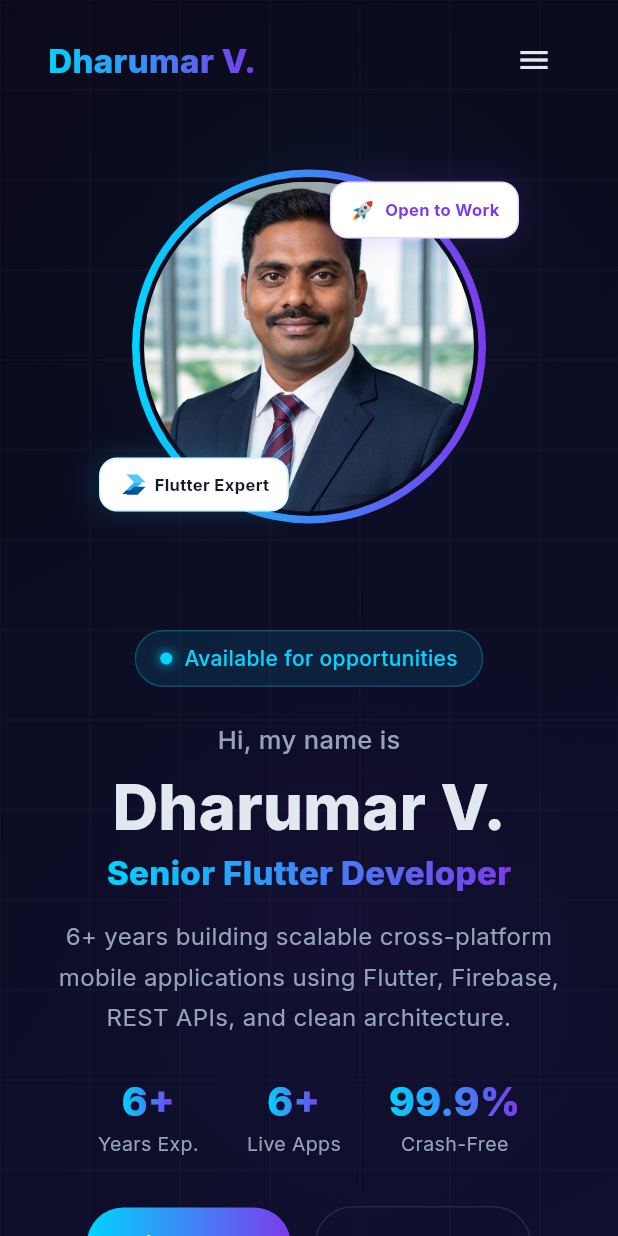
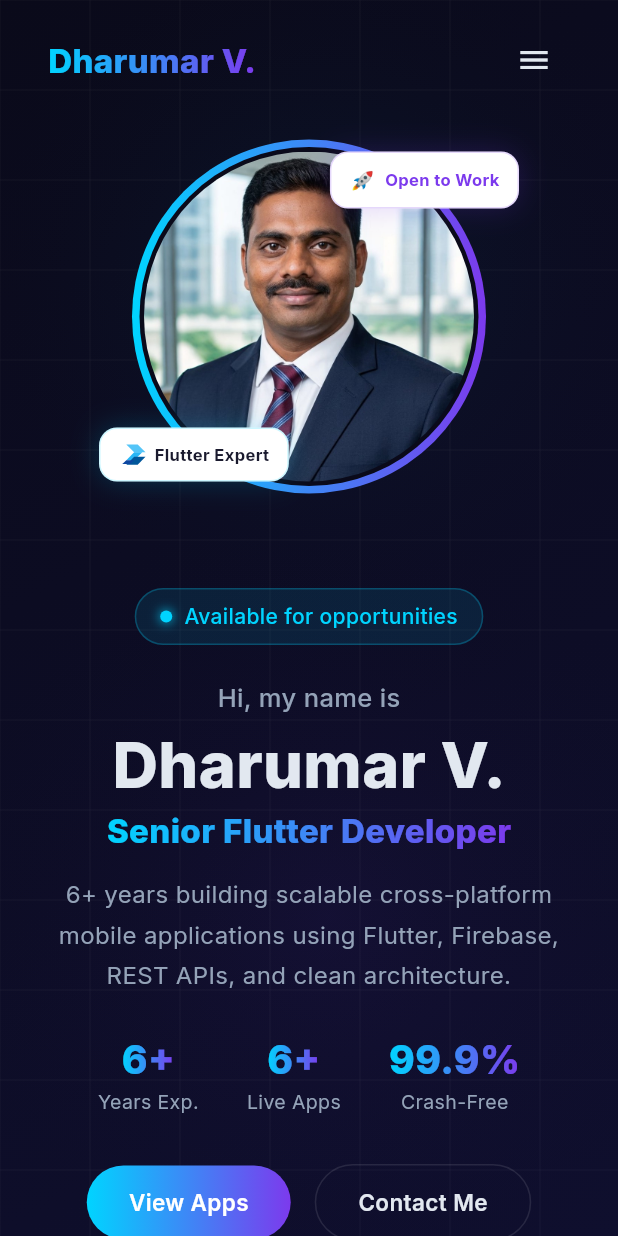
Before and after one commit to Dharumarvengatesan/dharumar-portfolio, a Flutter app: the screen it shows after launch, on a phone screen of 412 x 824 dp. Run offline on Flutter 3.47's test engine with Material 3 defaults, Android fonts, the light colour scheme and no system bars; our stand-ins replace google_fonts.

Commit message:
fix: hero mobile spacing, about card alignment, contact me button scroll

```diff
--- a/lib/widgets/about_section.dart
+++ b/lib/widgets/about_section.dart
@@ -69,9 +69,8 @@ class AboutSection extends StatelessWidget {
                           ))
                       .toList(),
                 )
-              : IntrinsicHeight(
-                  child: Row(
-                    crossAxisAlignment: CrossAxisAlignment.stretch,
+              : Row(
+                  crossAxisAlignment: CrossAxisAlignment.start,
                   children: _cards(isMobile: false, isSmallMobile: false)
                       .map((c) => Expanded(
                             child: Padding(
@@ -81,7 +80,6 @@ class AboutSection extends StatelessWidget {
                             ),
                           ))
                       .toList(),
-                  ),
                 ),
         ],
       ),
--- a/lib/widgets/hero_section.dart
+++ b/lib/widgets/hero_section.dart
@@ -4,7 +4,8 @@ import 'package:url_launcher/url_launcher.dart';
 import '../theme/app_theme.dart';
 
 class HeroSection extends StatefulWidget {
-  const HeroSection({super.key});
+  final VoidCallback? onContactTap;
+  const HeroSection({super.key, this.onContactTap});
 
   @override
   State<HeroSection> createState() => _HeroSectionState();
@@ -35,19 +36,23 @@ class _HeroSectionState extends State<HeroSection>
     final isMobile = size.width < 900;
 
     return Container(
-      constraints: BoxConstraints(minHeight: size.height),
+      // On desktop keep full-height feel; on mobile just fit the content
+      constraints: isMobile
+          ? const BoxConstraints()
+          : BoxConstraints(minHeight: size.height),
       padding: EdgeInsets.fromLTRB(
-        isMobile ? 24 : 80,
-        isMobile ? 100 : 120,
-        isMobile ? 24 : 80,
-        60,
+        isMobile ? 20 : 80,
+        isMobile ? 80 : 120,
+        isMobile ? 20 : 80,
+        isMobile ? 40 : 60,
       ),
       child: isMobile
           ? Column(
               crossAxisAlignment: CrossAxisAlignment.center,
+              mainAxisSize: MainAxisSize.min,
               children: [
                 _buildPhoto(isMobile: true),
-                const SizedBox(height: 40),
+                const SizedBox(height: 32),
                 _buildText(isMobile: true),
               ],
             )
@@ -162,7 +167,7 @@ class _HeroSectionState extends State<HeroSection>
             _PrimaryButton('View Apps', () => _launchUrl('https://play.google.com/store/apps/dev?id=8687668766227765637')),
             const SizedBox(width: 16),
             _OutlineButton('Contact Me', () {
-              // scroll to contact — handled via parent
+              widget.onContactTap?.call();
             }),
           ],
         ),
```
Also changed, not shown: lib/main.dart (+13 -1 lines). Lines whose indentation alone changed are shown as unchanged.
